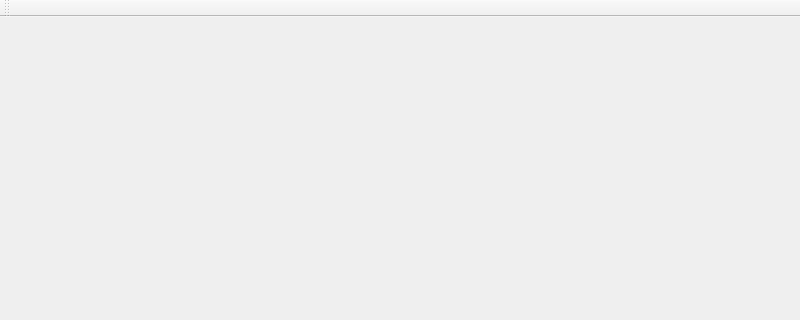
First picture: the form in mainwindow.ui, repository HermesSJC/masterDebug, before the edit; both pictures show x 0 to 800 and y 0 to 320 of the 800 by 600 pixel window.
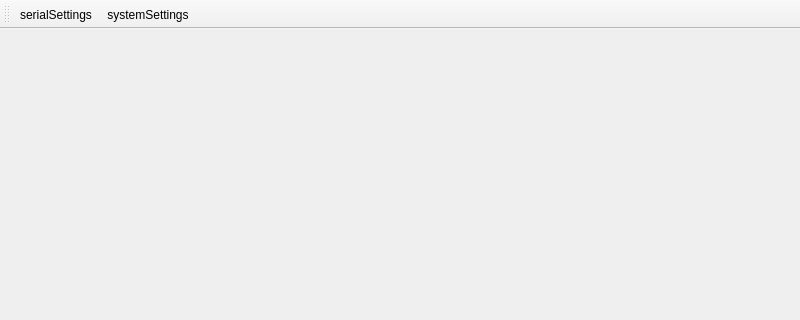
Second picture: the form after the edit. Icons and pictures are not drawn.

Diff of the .ui file:
```diff
--- a/mainwindow.ui
+++ b/mainwindow.ui
@@ -25,7 +25,27 @@
    <attribute name="toolBarBreak">
     <bool>false</bool>
    </attribute>
+   <addaction name="serialSettingsAction"/>
+   <addaction name="systemSettingsAction"/>
   </widget>
+  <action name="serialSettingsAction">
+   <property name="icon">
+    <iconset resource="res.qrc">
+     <normaloff>:/image/image/serial.png</normaloff>:/image/image/serial.png</iconset>
+   </property>
+   <property name="text">
+    <string>serialSettings</string>
+   </property>
+  </action>
+  <action name="systemSettingsAction">
+   <property name="icon">
+    <iconset resource="res.qrc">
+     <normaloff>:/image/image/systemSettings.png</normaloff>:/image/image/systemSettings.png</iconset>
+   </property>
+   <property name="text">
+    <string>systemSettings</string>
+   </property>
+  </action>
  </widget>
  <resources/>
  <connections/>
```
Left out of the diff: 4 changed lines with no effect on the pictures.
